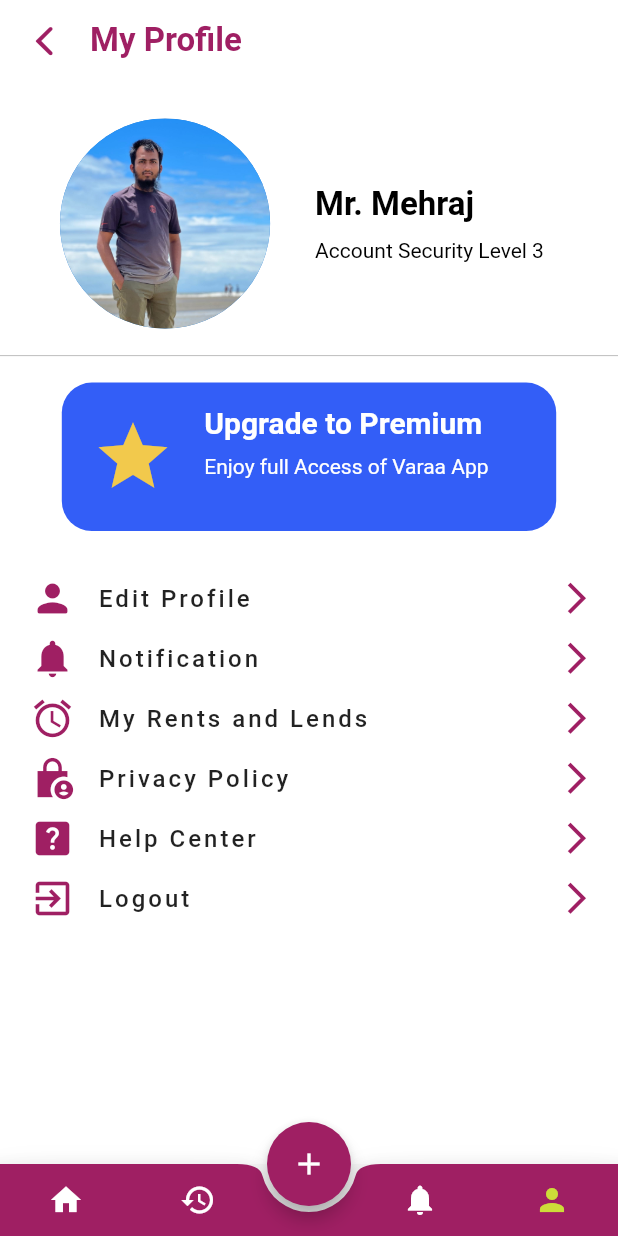
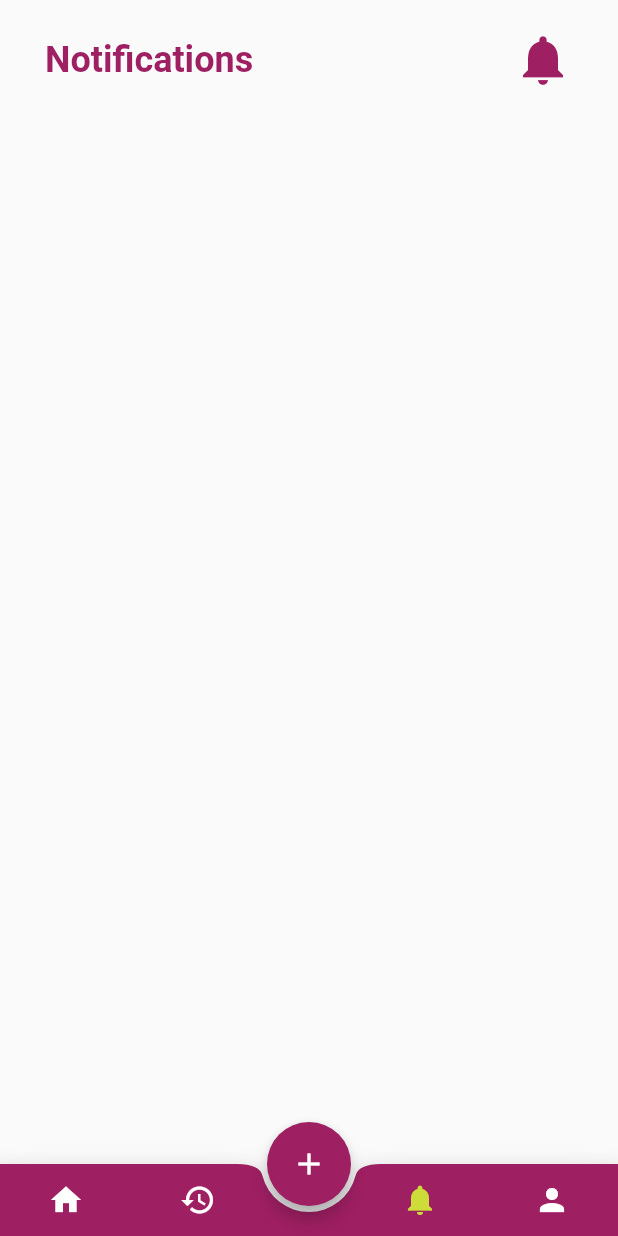
Before and after one commit to definecoder/Varaa-App, a Flutter app: the ProfileScreen screen opened directly, after a tap on the "notifications" icon, on a phone screen of 412 x 824 dp. Run offline on Flutter 3.47's test engine with Material 2 defaults, Android fonts, the phone set to English and light mode, and no system bars; our stand-ins replace get, google_fonts, velocity_x; Roboto replaces fonts that are missing (popins).

Commit message:
Added notification screen

```diff
--- a/lib/common_widgets/BottomBar.dart
+++ b/lib/common_widgets/BottomBar.dart
@@ -1,6 +1,7 @@
 import 'package:flutter/material.dart';
 import 'package:flutter/src/widgets/framework.dart';
 import 'package:flutter/src/widgets/placeholder.dart';
+import 'package:vaara_app/screens/notifications_screen.dart';
 import 'package:vaara_app/screens/profile_screen.dart';
 import "package:velocity_x/velocity_x.dart";
 import 'package:get/get.dart';
@@ -39,7 +40,9 @@ class BottomBar extends StatelessWidget {
             tooltip: 'Notifications',
             icon: const Icon(Icons.notifications),
             color: curScene == 3 ? Colors.lime : Colors.white,
-            onPressed: () {},
+            onPressed: () {
+              if (curScene != 3) Get.to(NotificationScreen());
+            },
           ),
           IconButton(
             tooltip: 'My Profile',
--- /dev/null
+++ b/lib/common_widgets/single_notification.dart
@@ -0,0 +1,11 @@
+import 'package:flutter/src/widgets/framework.dart';
+import 'package:flutter/src/widgets/placeholder.dart';
+
+class SingleNotification extends StatelessWidget {
+  const SingleNotification({super.key});
+
+  @override
+  Widget build(BuildContext context) {
+    return const Placeholder();
+  }
+}
--- /dev/null
+++ b/lib/screens/notifications_screen.dart
@@ -0,0 +1,52 @@
+import 'package:flutter/material.dart';
+import 'package:flutter/src/widgets/framework.dart';
+import 'package:flutter/src/widgets/placeholder.dart';
+import 'package:velocity_x/velocity_x.dart';
+
+import '../common_widgets/BottomBar.dart';
+
+class NotificationScreen extends StatelessWidget {
+  const NotificationScreen({super.key});
+
+  @override
+  Widget build(BuildContext context) {
+    return Scaffold(
+      body: SafeArea(
+        child: Column(children: [
+          20.heightBox,
+          Row(
+            children: [
+              30.widthBox,
+              "Notifications"
+                  .text
+                  .fontFamily("popins")
+                  .color(Color(0xff9F1F63))
+                  .fontWeight(FontWeight.bold)
+                  .size(24)
+                  .make(),
+              Expanded(
+                child: Container(child: 10.heightBox),
+              ),
+              Icon(
+                Icons.notifications,
+                color: Color(0xff9F1F63),
+                size: 40,
+              ),
+              30.widthBox,
+            ],
+          ),
+        ]),
+      ),
+      floatingActionButton: FloatingActionButton(
+        onPressed: () {},
+        elevation: 5,
+        backgroundColor: Color(0xff9F1F63),
+        child: Icon(Icons.add, color: Colors.white),
+      ),
+      floatingActionButtonLocation: FloatingActionButtonLocation.centerDocked,
+      bottomNavigationBar: BottomBar(
+        curScene: 3, // 1 = home, 2 = my rents, 3 = notifications, 4 = profile
+      ),
+    );
+  }
+}
```
